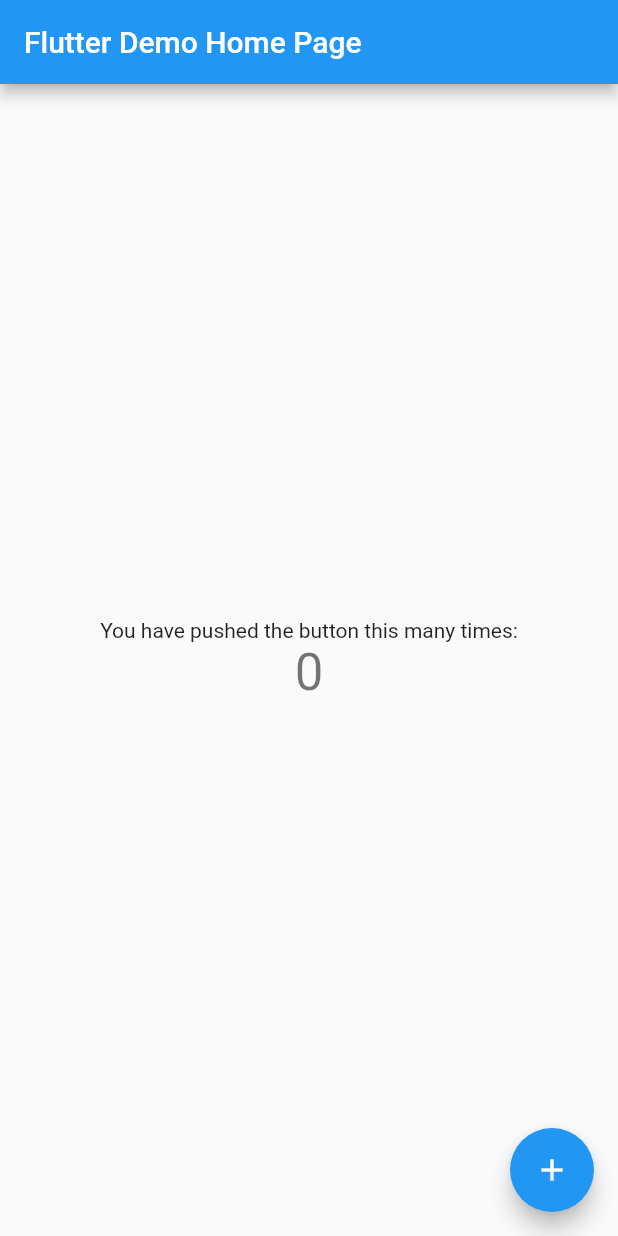
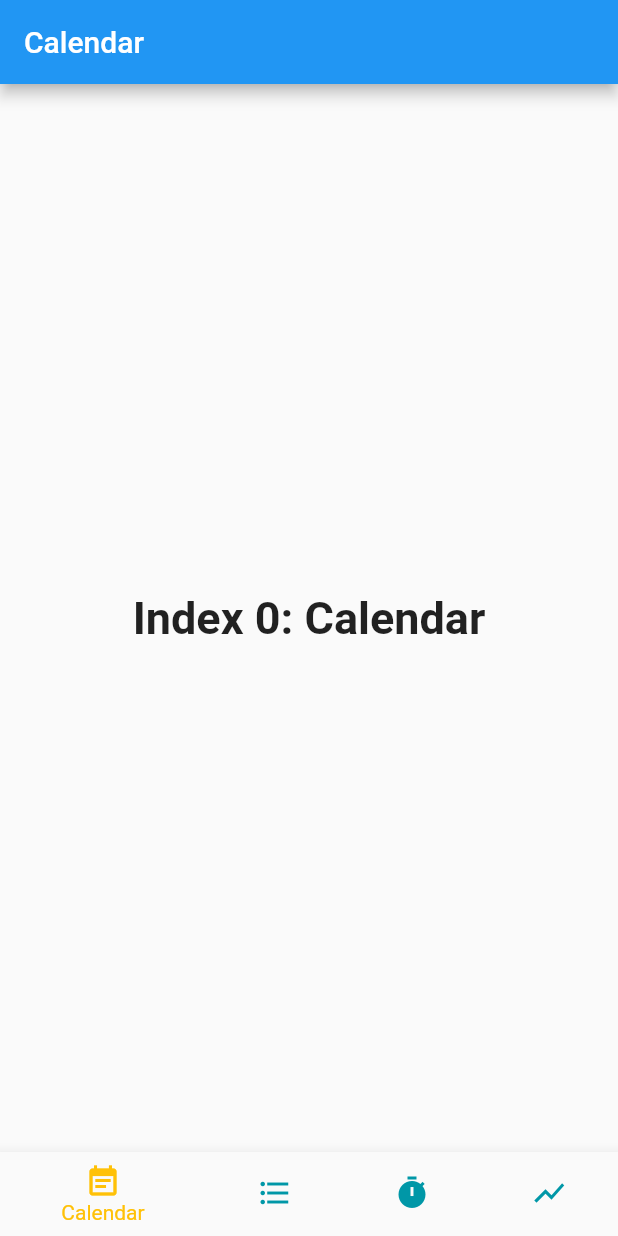
Before and after one commit to Hsn37/Ghambeel, a Flutter app: the screen it shows after launch, on a phone screen of 412 x 824 dp. Run offline on Flutter 3.47's test engine with Material 2 defaults, Android fonts, the phone set to English and light mode, and no system bars.

Commit message:
Bottom Nav Bar implemented

```diff
--- a/lib/main.dart
+++ b/lib/main.dart
@@ -24,7 +24,7 @@ class MyApp extends StatelessWidget {
         // is not restarted.
         primarySwatch: Colors.blue,
       ),
-      home: const MyHomePage(title: 'Flutter Demo Home Page'),
+      home: const MyHomePage(title: 'Ghambeel'),
     );
   }
 }
@@ -32,84 +32,72 @@ class MyApp extends StatelessWidget {
 class MyHomePage extends StatefulWidget {
   const MyHomePage({Key? key, required this.title}) : super(key: key);
 
-  // This widget is the home page of your application. It is stateful, meaning
-  // that it has a State object (defined below) that contains fields that affect
-  // how it looks.
-
-  // This class is the configuration for the state. It holds the values (in this
-  // case the title) provided by the parent (in this case the App widget) and
-  // used by the build method of the State. Fields in a Widget subclass are
-  // always marked "final".
-
   final String title;
 
   @override
   State<MyHomePage> createState() => _MyHomePageState();
 }
 
+
+
 class _MyHomePageState extends State<MyHomePage> {
-  int _counter = 0;
 
-  void _incrementCounter() {
+  static const Color navColor = Color(0xFF0097A7);
+  static const Color navColorSelected = Color(0xFFFFC107);
+
+  int _selectedIndex = 0;
+  static const TextStyle optionStyle = TextStyle(fontSize: 30, fontWeight: FontWeight.bold);
+
+  /////////////////////////////////////////////////////////
+  // This is where we have our Pages inserted as widgets. Currently it contains 4 text widgets.
+  /////////////////////////////////////////////////////////
+  static const List<Widget> _widgetOptions = <Widget>[
+    Text(
+      'Index 0: Calendar',
+      style: optionStyle,
+    ),
+    Text(
+      'Index 1: TodoList',
+      style: optionStyle,
+    ),
+    Text(
+      'Index 2: Pomodoro',
+      style: optionStyle,
+    ),
+    Text(
+      'Index 3: Stats Page',
+      style: optionStyle,
+    ),
+  ];
+  static const List<String> _titles = <String>["Calendar", "Todo List", "Pomodoro", "Statistics"];
+
+  void _onItemTapped(int index) {
     setState(() {
-      // This call to setState tells the Flutter framework that something has
-      // changed in this State, which causes it to rerun the build method below
-      // so that the display can reflect the updated values. If we changed
-      // _counter without calling setState(), then the build method would not be
-      // called again, and so nothing would appear to happen.
-      _counter++;
+      _selectedIndex = index;
     });
   }
 
   @override
   Widget build(BuildContext context) {
-    // This method is rerun every time setState is called, for instance as done
-    // by the _incrementCounter method above.
-    //
-    // The Flutter framework has been optimized to make rerunning build methods
-    // fast, so that you can just rebuild anything that needs updating rather
-    // than having to individually change instances of widgets.
+
     return Scaffold(
       appBar: AppBar(
-        // Here we take the value from the MyHomePage object that was created by
-        // the App.build method, and use it to set our appbar title.
-        title: Text(widget.title),
+        title: Text(_titles[_selectedIndex]),
       ),
       body: Center(
-        // Center is a layout widget. It takes a single child and positions it
-        // in the middle of the parent.
-        child: Column(
-          // Column is also a layout widget. It takes a list of children and
-          // arranges them vertically. By default, it sizes itself to fit its
-          // children horizontally, and tries to be as tall as its parent.
-          //
-          // Invoke "debug painting" (press "p" in the console, choose the
-          // "Toggle Debug Paint" action from the Flutter Inspector in Android
-          // Studio, or the "Toggle Debug Paint" command in Visual Studio Code)
-          // to see the wireframe for each widget.
-          //
-          // Column has various properties to control how it sizes itself and
-          // how it positions its children. Here we use mainAxisAlignment to
-          // center the children vertically; the main axis here is the vertical
-          // axis because Columns are vertical (the cross axis would be
-          // horizontal).
-          mainAxisAlignment: MainAxisAlignment.center,
-          children: <Widget>[
-            const Text(
-              'You have pushed the button this many times:',
-            ),
-            Text(
-              '$_counter',
-              style: Theme.of(context).textTheme.headline4,
-            ),
-          ],
-        ),
+        child: _widgetOptions.elementAt(_selectedIndex)
       ),
-      floatingActionButton: FloatingActionButton(
-        onPressed: _incrementCounter,
-        tooltip: 'Increment',
-        child: const Icon(Icons.add),
-      ), // This trailing comma makes auto-formatting nicer for build methods.
+      bottomNavigationBar: BottomNavigationBar(
+        items: <BottomNavigationBarItem>[
+          BottomNavigationBarItem(icon: Icon(Icons.event_note, color: _selectedIndex == 0? navColorSelected:navColor), label: "Calendar"),
+          BottomNavigationBarItem(icon: Icon(Icons.format_list_bulleted, color: _selectedIndex == 1? navColorSelected:navColor), label: "ToDo"),
+          BottomNavigationBarItem(icon: Icon(Icons.timer, color: _selectedIndex == 2? navColorSelected:navColor), label: "Pomodoro"),
+          BottomNavigationBarItem(icon: Icon(Icons.show_chart, color: _selectedIndex == 3? navColorSelected:navColor), label: "Statistics"),
+        ],
+        currentIndex: _selectedIndex,
+        selectedItemColor: navColorSelected,
+        onTap: _onItemTapped,
+      ),
     );
   }
 }
```
